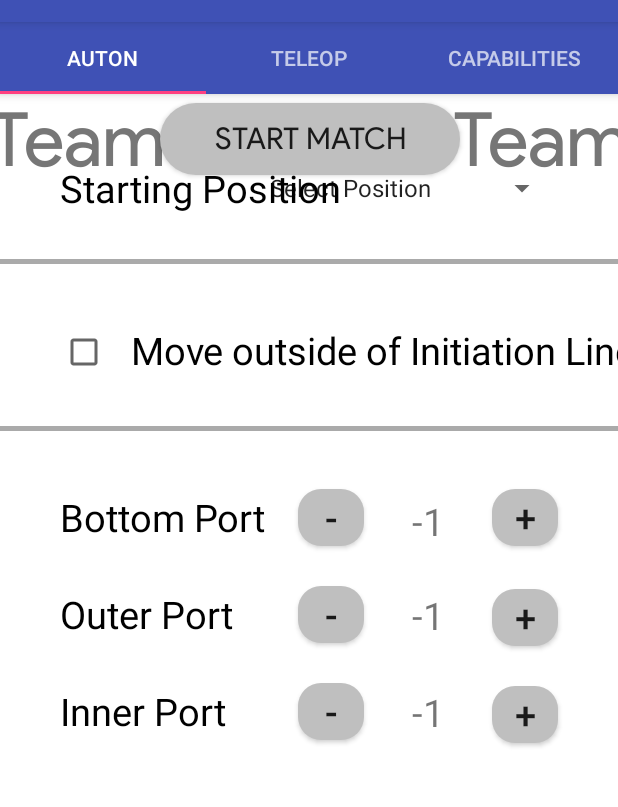
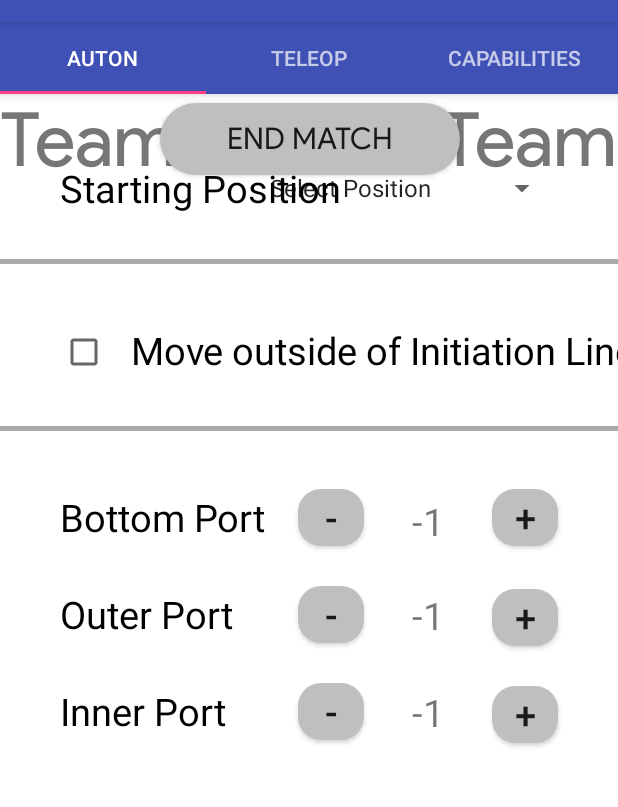
Before and after one commit to SalineSingularityFRC/ScoutApp2020, an Android app: the MatchData screen opened directly, with no data from a screen before it, on a phone screen of 412 x 824 dp, the part 62-869 px from its top. Run offline under Robolectric (Android 15) with nearby library versions, the phone set to English and light mode, and no system bars.

Commit message:
Remove timer and start button

```diff
--- a/app/src/main/java/com/example/nhwltrs/scoutapp2020/BeginningScreen.java
+++ b/app/src/main/java/com/example/nhwltrs/scoutapp2020/BeginningScreen.java
@@ -54,7 +54,7 @@ public class BeginningScreen extends AppCompatActivity {
         //Bluetooth code will go here
 
         final TextView versionNumber = (TextView)findViewById(R.id.versionNumber);
-        versionNumber.setText("Version 1.2");
+        versionNumber.setText("Version 1.3.3");
     }
 
     @Override
@@ -65,8 +65,7 @@ public class BeginningScreen extends AppCompatActivity {
         bluetooth.setup();
         if(!started){
             bluetooth.send("{\"teamData\":[],\"matchData\":[]}");
-            //bluetooth.send_byte(new byte[] {'\0'});
-            //bluetooth.set_pending_data("{\"teamData\":[],\"matchData\":[]}");
+
             started=true;
         }
 
@@ -81,5 +80,4 @@ public class BeginningScreen extends AppCompatActivity {
         bluetooth.end();
     }
 
-
 }
--- a/app/src/main/java/com/example/nhwltrs/scoutapp2020/MatchData.java
+++ b/app/src/main/java/com/example/nhwltrs/scoutapp2020/MatchData.java
@@ -24,9 +24,9 @@ public class MatchData extends AppCompatActivity {
     private ViewPager mViewPager;
     long StartTime, MillisecondTime, TimeBuff, UpdateTime = 0L ;
     Handler handler;
-    int Seconds;
-    int MilliSeconds;
-    TextView matchTimer;
+    //int Seconds;
+    //int MilliSeconds;
+    //TextView matchTimer;
     TextView teamDuringMatchTextView1;
     TextView teamDuringMatchTextView2;
     Button endMatch;
@@ -44,12 +44,12 @@ public class MatchData extends AppCompatActivity {
 
         TabLayout tabLayout = (TabLayout) findViewById(R.id.tabs);
         tabLayout.setupWithViewPager(mViewPager);
-        matchTimer  = (TextView) findViewById(R.id.matchTimer);
+        // matchTimer  = (TextView) findViewById(R.id.matchTimer);
         teamDuringMatchTextView1 = (TextView) findViewById(R.id.teamDuringMatchTextView1);
         teamDuringMatchTextView2 = (TextView) findViewById(R.id.teamDuringMatchTextView2);
-        final Button startMatch = (Button) findViewById(R.id.matchStartButton);
+        //final Button startMatch = (Button) findViewById(R.id.matchStartButton);
         endMatch = (Button) findViewById(R.id.matchEndButton);
-        endMatch.setVisibility(View.INVISIBLE);
+        //endMatch.setVisibility(View.INVISIBLE);
 
         handler = new Handler();
         StartTime = SystemClock.uptimeMillis();
@@ -62,15 +62,15 @@ public class MatchData extends AppCompatActivity {
             teamDuringMatchTextView1.setText(teamNumberString);
         }
 
-        startMatch.setOnClickListener(new View.OnClickListener() {
-            @Override
-            public void onClick(View view) {
-                startMatch.setVisibility(View.INVISIBLE);
-                StartTime = SystemClock.uptimeMillis();
-                handler.postDelayed(runnable, 0);
-                started = true;
-            }
-        });
+//        startMatch.setOnClickListener(new View.OnClickListener() {
+//            @Override
+//            public void onClick(View view) {
+//                startMatch.setVisibility(View.INVISIBLE);
+//                StartTime = SystemClock.uptimeMillis();
+//                handler.postDelayed(runnable, 0);
+//                started = true;
+//            }
+//        });
 
         endMatch.setOnClickListener(new View.OnClickListener() {
             @Override
@@ -81,23 +81,23 @@ public class MatchData extends AppCompatActivity {
         });
     }
 
-    public Runnable runnable = new Runnable() {
-        public void run() {
-            MillisecondTime = SystemClock.uptimeMillis() - StartTime;
-            UpdateTime = TimeBuff + MillisecondTime;
-            Seconds = (int) (UpdateTime / 1000);
-            int timeLeft = 1 - Seconds;
-            MilliSeconds = (int) (UpdateTime % 1000);
-            MilliSeconds = MilliSeconds / 1000;
-            if (timeLeft < 1) {
-                matchTimer.setText("Match Over!");
-                endMatch.setVisibility(View.VISIBLE);
-            } else {
-                matchTimer.setText(timeLeft + "");
-            }
-            handler.postDelayed(this, 0);
-        }
-    };
+//    public Runnable runnable = new Runnable() {
+//        public void run() {
+//            MillisecondTime = SystemClock.uptimeMillis() - StartTime;
+//            UpdateTime = TimeBuff + MillisecondTime;
+//            Seconds = (int) (UpdateTime / 1000);
+//            int timeLeft = 1 - Seconds;
+//            MilliSeconds = (int) (UpdateTime % 1000);
+//            MilliSeconds = MilliSeconds / 1000;
+//            if (timeLeft < 1) {
+//                matchTimer.setText("Match Over!");
+//                endMatch.setVisibility(View.VISIBLE);
+//            } else {
+//                matchTimer.setText(timeLeft + "");
+//            }
+//            handler.postDelayed(this, 0);
+//        }
+//    };
 
     private void setUpViewPager(ViewPager viewPager) {
         SectionsPagerAdapter adapter = new SectionsPagerAdapter(getSupportFragmentManager());
@@ -138,7 +138,7 @@ public class MatchData extends AppCompatActivity {
             return mFragmentList.size();
         }
     }
-    public int getTimer(){
-        return Seconds;
-    }
+//    public int getTimer(){
+//        return Seconds;
+//    }
 }
--- a/app/src/main/res/layout/activity_match_data.xml
+++ b/app/src/main/res/layout/activity_match_data.xml
@@ -10,28 +10,13 @@
     tools:context="com.example.nhwltrs.scoutapp2020.MatchData">
 
     <TextView
-        android:id="@+id/matchTimer"
-        android:layout_width="wrap_content"
-        android:layout_height="wrap_content"
-        android:text="150"
-        android:textSize="50sp"
-        android:textColor="#212121"
-        android:fontFamily="@font/product_sans"
-        app:layout_constraintBottom_toBottomOf="@+id/matchStartButton"
-        app:layout_constraintEnd_toEndOf="@+id/matchStartButton"
-        app:layout_constraintStart_toStartOf="@+id/matchStartButton"
-        app:layout_constraintTop_toTopOf="@+id/matchStartButton"/>
-
-    <TextView
         android:id="@+id/teamDuringMatchTextView1"
         android:layout_width="wrap_content"
         android:layout_height="wrap_content"
-        android:layout_marginEnd="64dp"
         android:fontFamily="@font/product_sans"
         android:text="Team"
         android:textColor="#767676"
         android:textSize="50sp"
-        app:layout_constraintEnd_toStartOf="@id/matchTimer"
         app:layout_constraintStart_toStartOf="parent"
         app:layout_constraintTop_toBottomOf="@+id/appbar" />
 
@@ -39,13 +24,11 @@
         android:id="@+id/teamDuringMatchTextView2"
         android:layout_width="wrap_content"
         android:layout_height="wrap_content"
-        android:layout_marginStart="64dp"
         android:fontFamily="@font/product_sans"
         android:text="Team"
         android:textColor="#767676"
         android:textSize="50sp"
         app:layout_constraintEnd_toEndOf="parent"
-        app:layout_constraintStart_toEndOf="@id/matchTimer"
         app:layout_constraintTop_toBottomOf="@+id/appbar" />
 
     <android.support.v4.view.ViewPager
@@ -56,21 +39,7 @@
         app:layout_constraintBottom_toBottomOf="parent"
         app:layout_constraintEnd_toEndOf="parent"
         app:layout_constraintStart_toStartOf="parent"
-        app:layout_constraintTop_toBottomOf="@+id/matchStartButton" />
-
-    <Button
-        android:id="@+id/matchStartButton"
-        android:layout_width="200dp"
-        android:layout_height="wrap_content"
-        android:layout_marginTop="6dp"
-        android:background="@drawable/endgame_rounded_button"
-        android:text="START MATCH"
-        android:textSize="20sp"
-        android:fontFamily="@font/product_sans"
-        app:layout_constraintEnd_toEndOf="parent"
-        app:layout_constraintHorizontal_bias="0.502"
-        app:layout_constraintStart_toStartOf="parent"
-        app:layout_constraintTop_toBottomOf="@+id/appbar" />
+        app:layout_constraintTop_toBottomOf="@+id/matchEndButton" />
 
     <Button
         android:id="@+id/matchEndButton"
```
